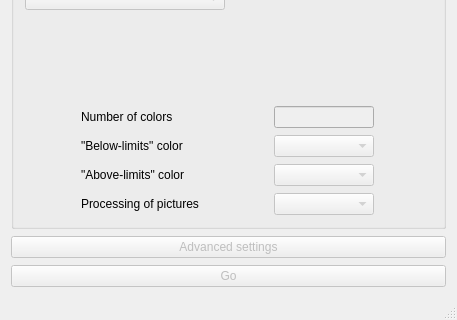
Qt form gui/ui/thermal_proc.ui (s-du/DJI_M2EA_process) before a commit; both pictures show x 0 to 457 and y 362 to 682 of the 457 by 682 pixel window.
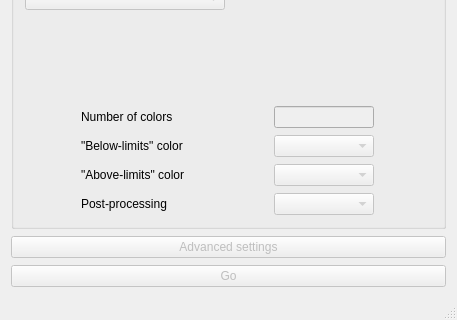
The same form after that commit.

What changed in the file:
```diff
--- a/gui/ui/thermal_proc.ui
+++ b/gui/ui/thermal_proc.ui
@@ -339,7 +339,7 @@
             </size>
            </property>
            <property name="text">
-            <string>Processing of pictures</string>
+            <string>Post-processing </string>
            </property>
           </widget>
          </item>
```
